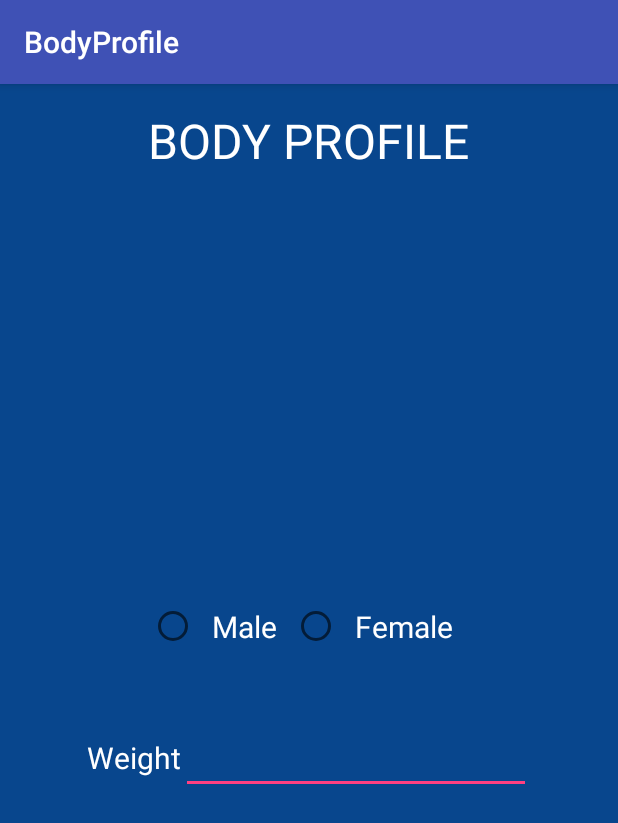
After one commit to zimmecas/BarHopper, an Android app: the BodyProfile screen opened directly, with no data from a screen before it, on a phone screen of 412 x 824 dp. The commit adds this screen. Shown: the top 823 px of the screen. Run offline under Robolectric (Android 15) with nearby library versions, the phone set to English and light mode, and no system bars.

Commit message:
April 1: Filled body profile activity

```diff
--- a/app/build.gradle
+++ b/app/build.gradle
@@ -22,6 +22,7 @@ android {
 dependencies {
     compile fileTree(dir: 'libs', include: ['*.jar'])
     testCompile 'junit:junit:4.12'
-    compile 'com.android.support:appcompat-v7:23.1.1'
+    compile 'com.android.support:appcompat-v7:23.2.1'
     compile 'com.google.android.gms:play-services:8.4.0'
+    compile 'com.android.support:design:23.2.1'
 }
--- /dev/null
+++ b/app/src/main/java/edu/gvsu/cis/zimmecas/barhopper/BodyProfile.java
@@ -0,0 +1,21 @@
+package edu.gvsu.cis.zimmecas.barhopper;
+
+import android.os.Bundle;
+import android.support.design.widget.FloatingActionButton;
+import android.support.design.widget.Snackbar;
+import android.support.v7.app.AppCompatActivity;
+import android.support.v7.widget.Toolbar;
+import android.view.View;
+
+public class BodyProfile extends AppCompatActivity {
+
+    @Override
+    protected void onCreate(Bundle savedInstanceState) {
+        super.onCreate(savedInstanceState);
+        setContentView(R.layout.activity_body_profile);
+        Toolbar toolbar = (Toolbar) findViewById(R.id.toolbar);
+        setSupportActionBar(toolbar);
+
+    }
+
+}
--- /dev/null
+++ b/app/src/main/res/layout/activity_body_profile.xml
@@ -0,0 +1,26 @@
+<?xml version="1.0" encoding="utf-8"?>
+<android.support.design.widget.CoordinatorLayout xmlns:android="http://schemas.android.com/apk/res/android"
+    xmlns:app="http://schemas.android.com/apk/res-auto"
+    xmlns:tools="http://schemas.android.com/tools"
+    android:layout_width="match_parent"
+    android:layout_height="match_parent"
+    android:fitsSystemWindows="true"
+    tools:context="edu.gvsu.cis.zimmecas.barhopper.BodyProfile">
+
+    <android.support.design.widget.AppBarLayout
+        android:layout_width="match_parent"
+        android:layout_height="wrap_content"
+        android:theme="@style/AppTheme.AppBarOverlay">
+
+        <android.support.v7.widget.Toolbar
+            android:id="@+id/toolbar"
+            android:layout_width="match_parent"
+            android:layout_height="?attr/actionBarSize"
+            android:background="?attr/colorPrimary"
+            app:popupTheme="@style/AppTheme.PopupOverlay" />
+
+    </android.support.design.widget.AppBarLayout>
+
+    <include layout="@layout/content_body_profile" />
+
+</android.support.design.widget.CoordinatorLayout>
--- /dev/null
+++ b/app/src/main/res/layout/content_body_profile.xml
@@ -0,0 +1,94 @@
+<?xml version="1.0" encoding="utf-8"?>
+<RelativeLayout xmlns:android="http://schemas.android.com/apk/res/android"
+    xmlns:app="http://schemas.android.com/apk/res-auto"
+    xmlns:tools="http://schemas.android.com/tools"
+    android:layout_width="match_parent"
+    android:layout_height="match_parent"
+    android:paddingBottom="@dimen/activity_vertical_margin"
+    android:paddingLeft="@dimen/activity_horizontal_margin"
+    android:paddingRight="@dimen/activity_horizontal_margin"
+    android:paddingTop="@dimen/activity_vertical_margin"
+    app:layout_behavior="@string/appbar_scrolling_view_behavior"
+    tools:context="edu.gvsu.cis.zimmecas.barhopper.BodyProfile"
+    tools:showIn="@layout/activity_body_profile"
+    android:background="#08468d"
+    android:gravity="center">
+
+    <LinearLayout
+        android:orientation="vertical"
+        android:layout_width="match_parent"
+        android:layout_height="match_parent"
+        android:gravity="center_horizontal">
+
+        <TextView
+            android:layout_width="wrap_content"
+            android:layout_height="wrap_content"
+            android:textAppearance="?android:attr/textAppearanceLarge"
+            android:text="BODY PROFILE"
+            android:id="@+id/textView3"
+            android:gravity="center"
+            android:textColor="#FFFFFF"
+            android:textSize="32dp" />
+
+        <LinearLayout
+            android:orientation="vertical"
+            android:layout_width="match_parent"
+            android:layout_height="match_parent"
+            android:gravity="center"
+            android:padding="20dp">
+
+            <RadioGroup
+                android:layout_width="wrap_content"
+                android:layout_height="wrap_content"
+                android:orientation="horizontal"
+                android:gravity="center"
+                android:padding="20dp">
+
+
+                <RadioButton
+                    android:layout_width="wrap_content"
+                    android:layout_height="wrap_content"
+                    android:text="Male"
+                    android:id="@+id/radioButton"
+                    android:textColor="#FFFFFF"
+                    android:padding="10dp"
+                    android:textSize="20dp" />
+
+                <RadioButton
+                    android:layout_width="wrap_content"
+                    android:layout_height="wrap_content"
+                    android:text="Female"
+                    android:id="@+id/radioButton2"
+                    android:textColor="#FFFFFF"
+                    android:padding="10dp"
+                    android:textSize="20dp" />
+            </RadioGroup>
+
+            <LinearLayout
+                android:orientation="horizontal"
+                android:layout_width="wrap_content"
+                android:layout_height="wrap_content"
+                android:padding="20dp">
+
+                <TextView
+                    android:layout_width="wrap_content"
+                    android:layout_height="wrap_content"
+                    android:text="Weight"
+                    android:id="@+id/textView2"
+                    android:textColor="#FFFFFF"
+                    android:textSize="20dp" />
+
+                <EditText
+                    android:layout_width="wrap_content"
+                    android:layout_height="wrap_content"
+                    android:inputType="number"
+                    android:ems="10"
+                    android:id="@+id/editText"
+                    android:textColor="#FFFFFF"
+                    android:textSize="20dp" />
+
+            </LinearLayout>
+        </LinearLayout>
+    </LinearLayout>
+
+</RelativeLayout>
--- /dev/null
+++ b/app/src/main/res/values-v21/styles.xml
@@ -0,0 +1,9 @@
+<resources>>
+
+    <style name="AppTheme.NoActionBar">
+        <item name="windowActionBar">false</item>
+        <item name="windowNoTitle">true</item>
+        <item name="android:windowDrawsSystemBarBackgrounds">true</item>
+        <item name="android:statusBarColor">@android:color/transparent</item>
+    </style>
+</resources>
--- a/app/src/main/res/values/dimens.xml
+++ b/app/src/main/res/values/dimens.xml
@@ -2,4 +2,5 @@
     <!-- Default screen margins, per the Android Design guidelines. -->
     <dimen name="activity_horizontal_margin">16dp</dimen>
     <dimen name="activity_vertical_margin">16dp</dimen>
+    <dimen name="fab_margin">16dp</dimen>
 </resources>
--- a/app/src/main/res/values/strings.xml
+++ b/app/src/main/res/values/strings.xml
@@ -1,4 +1,6 @@
 <resources>
     <string name="app_name">BarHopper</string>
     <string name="title_activity_main_maps">Map</string>
+    <string name="title_activity_settings">settings</string>
+    <string name="title_activity_body_profile">BodyProfile</string>
 </resources>
--- a/app/src/main/res/values/styles.xml
+++ b/app/src/main/res/values/styles.xml
@@ -8,4 +8,13 @@
         <item name="colorAccent">@color/colorAccent</item>
     </style>
 
+    <style name="AppTheme.NoActionBar">
+        <item name="windowActionBar">false</item>
+        <item name="windowNoTitle">true</item>
+    </style>
+
+    <style name="AppTheme.AppBarOverlay" parent="ThemeOverlay.AppCompat.Dark.ActionBar" />
+
+    <style name="AppTheme.PopupOverlay" parent="ThemeOverlay.AppCompat.Light" />
+
 </resources>
```
Also changed, not shown: app/src/main/AndroidManifest.xml (+18 -0 lines), app/src/main/java/edu/gvsu/cis/zimmecas/barhopper/settings.java (added, +21 -0 lines), app/src/main/res/layout/activity_settings.xml (added, +26 -0 lines), app/src/main/res/layout/content_settings.xml (added, +15 -0 lines), app/src/main/ic_launcher-web.png (added), app/src/main/res/mipmap-hdpi/ic_launcher.png, app/src/main/res/mipmap-mdpi/ic_launcher.png, app/src/main/res/mipmap-xhdpi/ic_launcher.png, app/src/main/res/mipmap-xxhdpi/ic_launcher.png, app/src/main/res/mipmap-xxxhdpi/ic_launcher.png.
